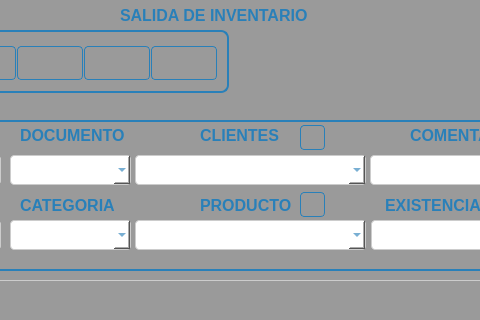
Above: Inventario de almacen/ui/FrmSalidas.ui from CodeDrTech/DevelopPython before the change; both pictures show x 140 to 620 and y 0 to 320 of the 723 by 554 pixel window. Below: the same form after it.
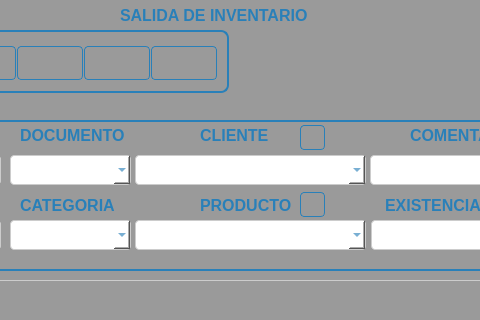
That is the form after the change. Icons and pictures are not drawn.

Patch:
```diff
--- a/Inventario de almacen/ui/FrmSalidas.ui
+++ b/Inventario de almacen/ui/FrmSalidas.ui
@@ -655,14 +655,13 @@
       <rect>
        <x>330</x>
        <y>5</y>
-       <width>81</width>
+       <width>71</width>
        <height>21</height>
       </rect>
      </property>
      <property name="font">
       <font>
        <pointsize>-1</pointsize>
-       <weight>75</weight>
        <bold>true</bold>
       </font>
      </property>
@@ -679,7 +678,7 @@
 </string>
      </property>
      <property name="text">
-      <string>CLIENTES</string>
+      <string>CLIENTE</string>
      </property>
     </widget>
     <widget class="QLabel" name="label_11">
```
Left out of the diff: 9 changed lines with no effect on the pictures.
